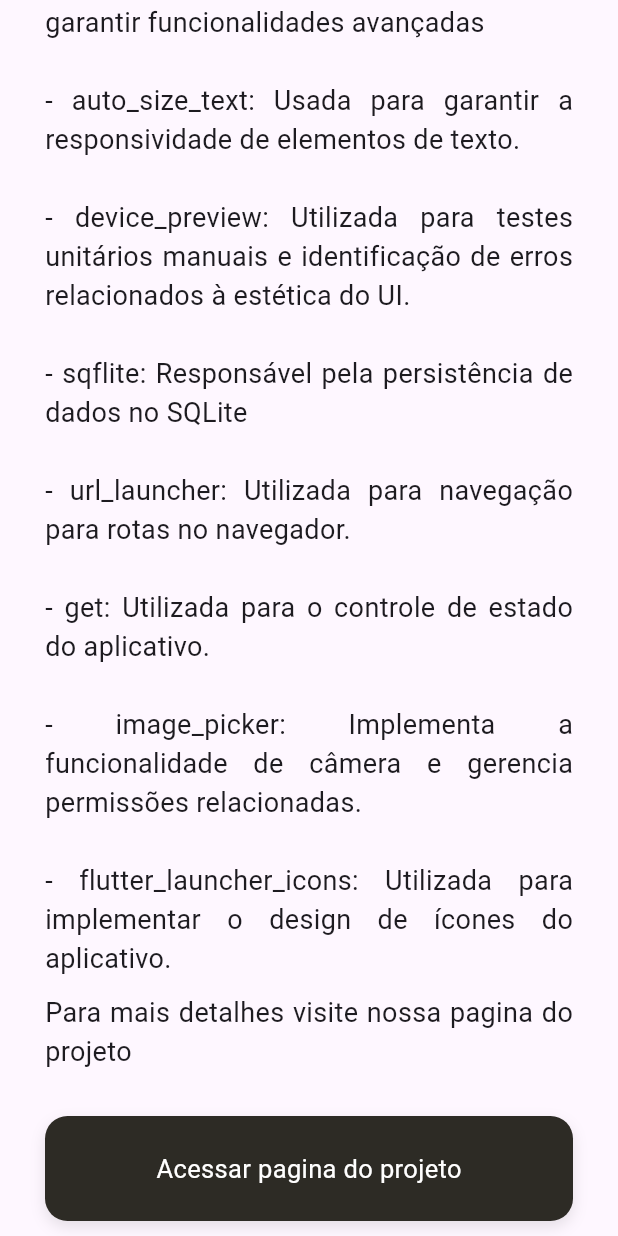
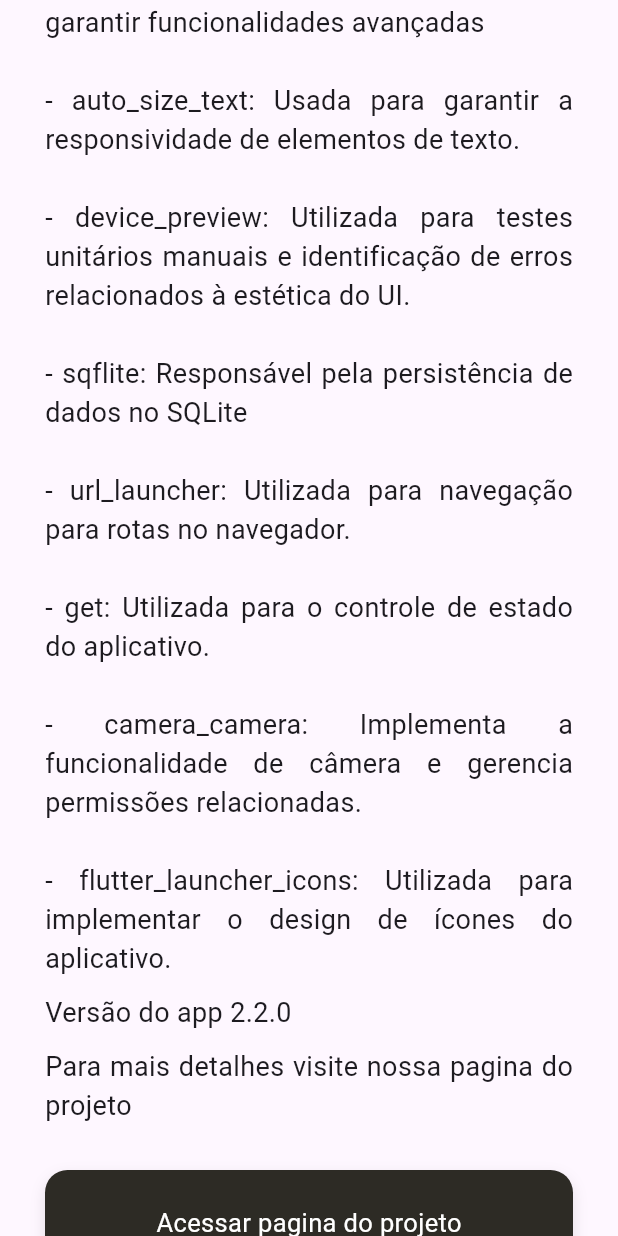
Before and after one commit to marco0antonio0/app-box-gerenciamento, a Flutter app: the PageSobre screen opened directly, scrolled down 1017 dp, on a phone screen of 412 x 824 dp. Run offline on Flutter 3.47's test engine with Material 3 defaults, Android fonts, the light colour scheme and no system bars; drawn by our look-alikes of auto_size_text; our stand-ins replace device_preview, get, sqflite; missing offline and left inert: camera_camera; accounts and stored records are empty.

Commit message:
up versão v2.2 correções de bugs relacionado ao formato permitido do campo qtds e valor

```diff
--- a/lib/main.dart
+++ b/lib/main.dart
@@ -12,6 +12,7 @@ import 'package:get/get.dart';
 // do tipo double 'valor' e 'qtds'
 // pagina cadastro prod
 // pagina edit prod
+// Correção no texto da pagina sobre
 //=======================================
 //           Função nova
 //      camera acessos a fotos
--- a/lib/pages/sobre.dart
+++ b/lib/pages/sobre.dart
@@ -69,7 +69,9 @@ class _PageSobreState extends State<PageSobre> {
                   //                           Widget - Text estilizado
                   ParagraphType2(
                       text:
-                          'O projeto utiliza diversas dependências para aprimorar a experiência do usuário e garantir funcionalidades avançadas\n\n- auto_size_text: Usada para garantir a responsividade de elementos de texto.\n\n- device_preview: Utilizada para testes unitários manuais e identificação de erros relacionados à estética do UI.\n\n- sqflite: Responsável pela persistência de dados no SQLite\n\n- url_launcher: Utilizada para navegação para rotas no navegador.\n\n- get: Utilizada para o controle de estado do aplicativo.\n\n- image_picker: Implementa a funcionalidade de câmera e gerencia permissões relacionadas.\n\n- flutter_launcher_icons: Utilizada para implementar o design de ícones do aplicativo.'),
+                          'O projeto utiliza diversas dependências para aprimorar a experiência do usuário e garantir funcionalidades avançadas\n\n- auto_size_text: Usada para garantir a responsividade de elementos de texto.\n\n- device_preview: Utilizada para testes unitários manuais e identificação de erros relacionados à estética do UI.\n\n- sqflite: Responsável pela persistência de dados no SQLite\n\n- url_launcher: Utilizada para navegação para rotas no navegador.\n\n- get: Utilizada para o controle de estado do aplicativo.\n\n- camera_camera: Implementa a funcionalidade de câmera e gerencia permissões relacionadas.\n\n- flutter_launcher_icons: Utilizada para implementar o design de ícones do aplicativo.'),
+                  // =======================================================================================
+                  ParagraphType2(text: 'Versão do app 2.2.0'),
                   // =======================================================================================
                   ParagraphType2(
                       text:
```
Also changed, not shown: 1 other file.
